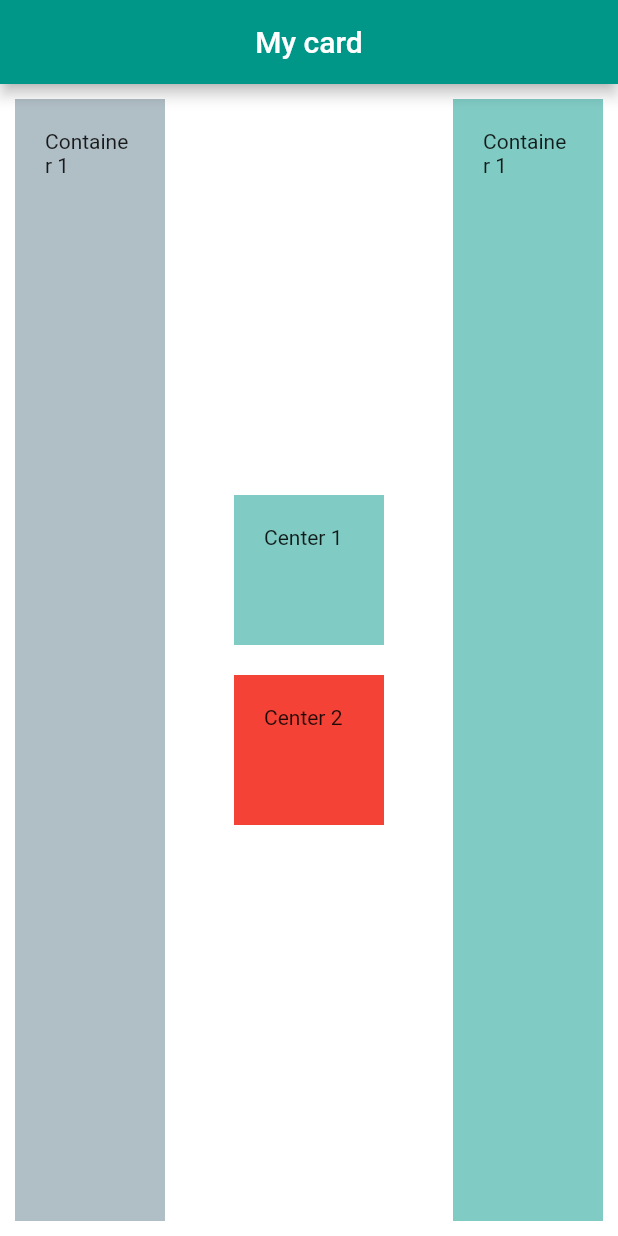
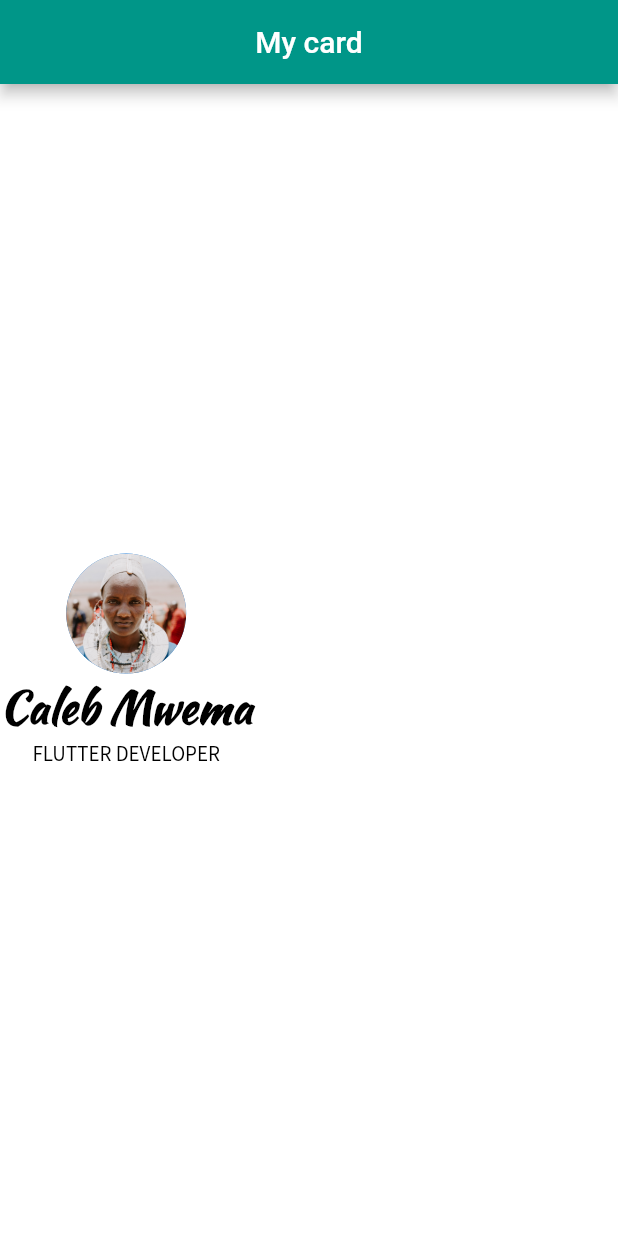
Before and after one commit to cmwema/micard, a Flutter app: the screen it shows after launch, on a phone screen of 412 x 824 dp. Run offline on Flutter 3.47's test engine with Material 2 defaults, Android fonts, the phone set to English and light mode, and no system bars.

Commit message:
Created avatar and using custom fonts

```diff
--- a/lib/main.dart
+++ b/lib/main.dart
@@ -20,46 +20,29 @@ class MyApp extends StatelessWidget {
           ),
         ),
         body: SafeArea(
-          child: Row(
-            crossAxisAlignment: CrossAxisAlignment.stretch,
-            mainAxisAlignment: MainAxisAlignment.spaceBetween,
-            children: <Widget>[
-              Container(
-                padding: const EdgeInsets.all(20.0),
-                margin: const EdgeInsets.all(10.0),
-                color: Colors.blueGrey[200],
-                width: 100.0,
-                child: const Text("Container 1"),
+          child: Column(
+            crossAxisAlignment: CrossAxisAlignment.center,
+            mainAxisAlignment: MainAxisAlignment.center,
+            children: const [
+              CircleAvatar(
+                radius: 40.0,
+                foregroundImage: AssetImage('images/profile.jpg'),
               ),
-              Center(
-                child: Column(
-                  mainAxisAlignment: MainAxisAlignment.center,
-                  children: <Widget>[
-                    Container(
-                      height: 100.0,
-                      width: 100.0,
-                      color: Colors.teal[200],
-                      margin: const EdgeInsets.all(10.0),
-                      padding: const EdgeInsets.all(20.0),
-                      child: const Text("Center 1"),
-                    ),
-                    Container(
-                      height: 100.0,
-                      width: 100.0,
-                      color: Colors.red[500],
-                      margin: EdgeInsets.all(10.0),
-                      padding: EdgeInsets.all(20.0),
-                      child: const Text("Center 2"),
-                    ),
-                  ],
+              Text(
+                'Caleb Mwema',
+                style: TextStyle(
+                  color: Colors.black,
+                  fontSize: 30.0,
+                  fontFamily: 'KaushanScript',
+                  fontWeight: FontWeight.bold,
                 ),
               ),
-              Container(
-                padding: const EdgeInsets.all(20.0),
-                margin: const EdgeInsets.all(10.0),
-                color: Colors.teal[200],
-                width: 100.0,
-                child: const Text("Container 1"),
+              Text(
+                'FLUTTER DEVELOPER',
+                style: TextStyle(
+                  color: Colors.black,
+                  fontFamily: 'SourceSansPro',
+                ),
               ),
             ],
           ),
```
Also changed, not shown: pubspec.yaml (+9 -71 lines), fonts/KaushanScript-Regular.ttf (added), fonts/SourceSansPro-Regular.ttf (added), images/profile.jpg (added).
